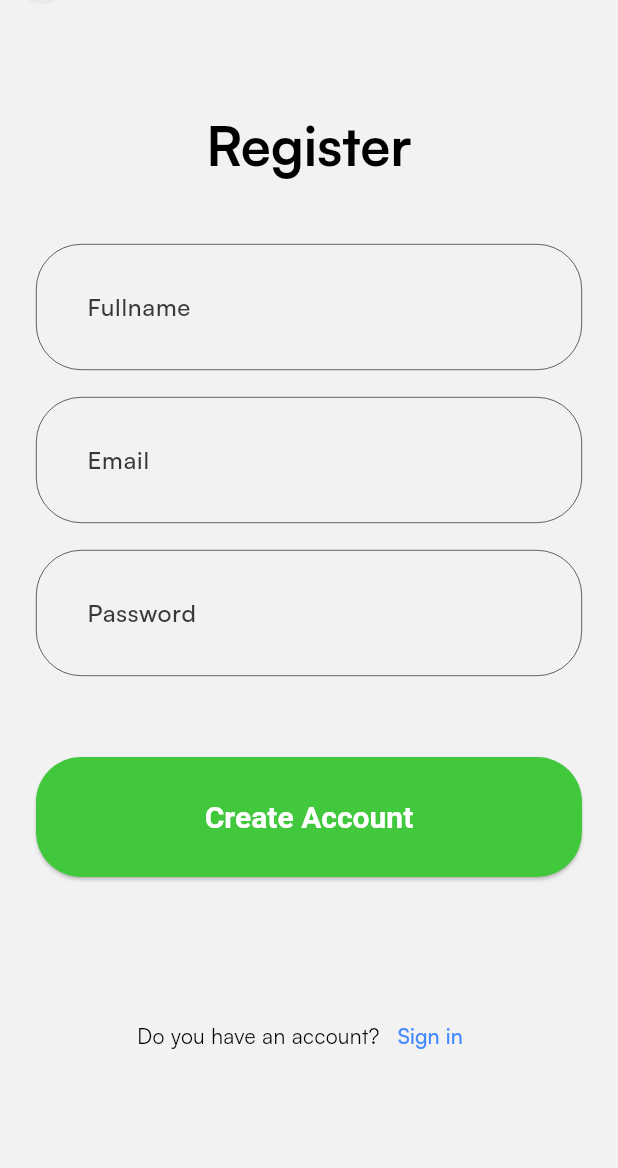
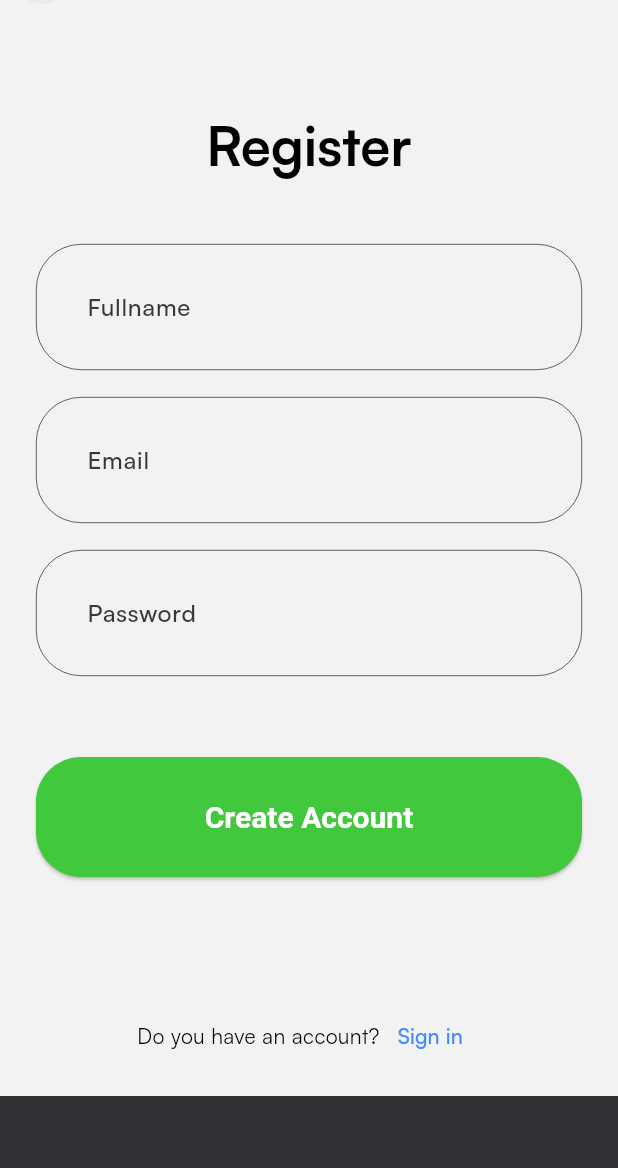
Before and after one commit to virturio/music_player, a Flutter app: the SignupPage screen opened directly, after a tap on "Create Account", on a phone screen of 412 x 824 dp, the part 68-1236 px from its top. Run offline on Flutter 3.47's test engine with Material 3 defaults, Android fonts, the phone set to English and light mode, and no system bars; our stand-ins replace dartz, firebase_auth, firebase_core, flutter_bloc, flutter_svg, get_it and 1 more; accounts and stored records are empty; network calls fail.

Commit message:
create signup business logic

```diff
--- /dev/null
+++ b/lib/core/usecase/usecase.dart
@@ -0,0 +1,3 @@
+abstract class UseCase<T, P> {
+  Future<T> call({required P params});
+}
--- /dev/null
+++ b/lib/data/models/auth/create_user_req.dart
@@ -0,0 +1,11 @@
+class CreateUserRequest {
+  final String fullname;
+  final String email;
+  final String password;
+
+  const CreateUserRequest({
+    required this.fullname,
+    required this.email,
+    required this.password,
+  });
+}
--- /dev/null
+++ b/lib/data/sources/auth/auth_firebase_service.dart
@@ -0,0 +1,37 @@
+import 'package:dartz/dartz.dart';
+import 'package:firebase_auth/firebase_auth.dart';
+import 'package:music_player/data/models/auth/create_user_req.dart';
+
+abstract class AuthFirebaseService {
+  Future<void> signin();
+  Future<Either> signup(CreateUserRequest request);
+}
+
+class AuthFirebaseServiceImpl extends AuthFirebaseService {
+  final FirebaseAuth _firebaseAuth = FirebaseAuth.instance;
+
+  @override
+  Future<void> signin() async {
+    try {} on FirebaseAuthException catch (e) {}
+  }
+
+  @override
+  Future<Either> signup(CreateUserRequest request) async {
+    try {
+      await _firebaseAuth.createUserWithEmailAndPassword(
+        email: request.email,
+        password: request.password,
+      );
+
+      return const Right('Signup was successful');
+    } on FirebaseAuthException catch (e) {
+      final String message = switch (e.code) {
+        'weak-password' => "The password provided is to weak",
+        'email-already-in-use' => "Email already exist",
+        _ => ''
+      };
+
+      return Left(message);
+    }
+  }
+}
--- /dev/null
+++ b/lib/domain/repositories/auth.dart
@@ -0,0 +1,7 @@
+import 'package:dartz/dartz.dart';
+import 'package:music_player/data/models/auth/create_user_req.dart';
+
+abstract class AuthRepository {
+  Future<void> signin();
+  Future<Either> signup(CreateUserRequest request);
+}
--- /dev/null
+++ b/lib/domain/usecases/signup_usecase.dart
@@ -0,0 +1,17 @@
+import 'package:dartz/dartz.dart';
+import 'package:music_player/core/usecase/usecase.dart';
+import 'package:music_player/data/models/auth/create_user_req.dart';
+import 'package:music_player/domain/repositories/auth.dart';
+import 'package:music_player/service_locator.dart';
+
+class SignupUseCase extends UseCase<Either, CreateUserRequest> {
+  SignupUseCase({AuthRepository? authRepository})
+      : _authRepository = authRepository ?? sl.get<AuthRepository>();
+
+  final AuthRepository _authRepository;
+
+  @override
+  Future<Either> call({required CreateUserRequest params}) async {
+    return await _authRepository.signup(params);
+  }
+}
--- a/lib/main.dart
+++ b/lib/main.dart
@@ -6,6 +6,7 @@ import 'package:music_player/firebase_options.dart';
 import 'package:music_player/presentation/choose_mode/bloc/theme_qubit.dart';
 import 'package:hydrated_bloc/hydrated_bloc.dart';
 import 'package:music_player/presentation/splash/pages/splash.dart';
+import 'package:music_player/service_locator.dart';
 import 'package:path_provider/path_provider.dart';
 import 'package:flutter_bloc/flutter_bloc.dart';
 
@@ -16,9 +17,13 @@ Future<void> main() async {
         ? HydratedStorage.webStorageDirectory
         : await getApplicationDocumentsDirectory(),
   );
+
   await Firebase.initializeApp(
     options: DefaultFirebaseOptions.currentPlatform,
   );
+
+  await initializeDependencies();
+
   runApp(const MainApp());
 }
 
--- a/lib/presentation/auth/pages/signup.dart
+++ b/lib/presentation/auth/pages/signup.dart
@@ -4,14 +4,37 @@ import 'package:music_player/common/utils/utils.dart';
 import 'package:music_player/common/widgets/basic_app_bar.dart';
 import 'package:music_player/common/widgets/basic_app_button.dart';
 import 'package:music_player/core/config/assets/app_assets.dart';
+import 'package:music_player/data/models/auth/create_user_req.dart';
+import 'package:music_player/domain/usecases/signup_usecase.dart';
 import 'package:music_player/presentation/auth/pages/signin.dart';
+import 'package:music_player/presentation/root/pages/root.dart';
+import 'package:music_player/service_locator.dart';
 
-class SignupPage extends StatelessWidget {
+class SignupPage extends StatefulWidget {
   const SignupPage({super.key});
+
+  @override
+  State<SignupPage> createState() => _SignupPageState();
+}
+
+class _SignupPageState extends State<SignupPage> {
+  final TextEditingController _fullnameController = TextEditingController();
+  final TextEditingController _emailController = TextEditingController();
+  final TextEditingController _passwordController = TextEditingController();
 
   @override
   Widget build(BuildContext context) {
     bool isDarkMode = context.isDarkMode;
+    TextStyle? headingTextStyle = Theme.of(context).textTheme.displaySmall;
+
+    Widget headingText = Text(
+      textAlign: TextAlign.center,
+      "Register",
+      style: headingTextStyle?.copyWith(
+        color: isDarkMode ? Colors.white : Colors.black,
+        fontWeight: FontWeight.bold,
+      ),
+    );
 
     void goToSigninPage() {
       Navigator.pushReplacement(
@@ -19,6 +42,34 @@ class SignupPage extends StatelessWidget {
         MaterialPageRoute(
           builder: (_) => const SigninPage(),
         ),
+      );
+    }
+
+    void goToRootPage() {
+      Navigator.pushAndRemoveUntil(
+        context,
+        MaterialPageRoute(
+          builder: (_) => const RootPage(),
+        ),
+        (route) => false,
+      );
+    }
+
+    void signUp() async {
+      final result = await sl.get<SignupUseCase>().call(
+            params: CreateUserRequest(
+              fullname: _fullnameController.text,
+              email: _emailController.text,
+              password: _passwordController.text,
+            ),
+          );
+
+      result.fold(
+        (l) {
+          final snackBar = SnackBar(content: Text(l));
+          ScaffoldMessenger.of(context).showSnackBar(snackBar);
+        },
+        (r) => goToRootPage(),
       );
     }
 
@@ -37,24 +88,31 @@ class SignupPage extends StatelessWidget {
         ),
         child: Column(
           children: [
-            const AuthHeaderText(
-              title: "Register",
-            ),
+            headingText,
             const SizedBox(height: 44),
-            const BasicAppTextField(
-              hintText: "Fullname",
+            TextField(
+              controller: _fullnameController,
+              decoration: const InputDecoration(
+                hintText: "Fullname",
+              ),
             ),
             const SizedBox(height: 18),
-            const BasicAppTextField(
-              hintText: "Email",
+            TextField(
+              controller: _emailController,
+              decoration: const InputDecoration(
+                hintText: "Email",
+              ),
             ),
             const SizedBox(height: 18),
-            const BasicAppTextField(
-              hintText: "Password",
+            TextField(
               obscureText: true,
+              controller: _passwordController,
+              decoration: const InputDecoration(
+                hintText: "Password",
+              ),
             ),
             const SizedBox(height: 54),
-            BasicAppButton(title: "Create Account", onPressed: () {}),
+            BasicAppButton(title: "Create Account", onPressed: signUp),
             const Spacer(),
             Row(
               mainAxisAlignment: MainAxisAlignment.center,
@@ -82,45 +140,3 @@ class SignupPage extends StatelessWidget {
     );
   }
 }
-
-class BasicAppTextField extends StatelessWidget {
-  const BasicAppTextField({
-    super.key,
-    required this.hintText,
-    this.obscureText = false,
-  });
-
-  final String hintText;
-  final bool obscureText;
-
-  @override
-  Widget build(BuildContext context) {
-    return TextField(
-      obscureText: obscureText,
-      decoration: InputDecoration(
-        hintText: hintText,
-      ),
-    );
-  }
-}
-
-class AuthHeaderText extends StatelessWidget {
-  const AuthHeaderText({super.key, required this.title});
-
-  final String title;
-
-  @override
-  Widget build(BuildContext context) {
-    TextStyle? style = Theme.of(context).textTheme.displaySmall;
-    bool isDarkMode = context.isDarkMode;
-
-    return Text(
-      textAlign: TextAlign.center,
-      title,
-      style: style?.copyWith(
-        color: isDarkMode ? Colors.white : Colors.black,
-        fontWeight: FontWeight.bold,
-      ),
-    );
-  }
-}
--- a/pubspec.yaml
+++ b/pubspec.yaml
@@ -14,6 +14,9 @@ dependencies:
   flutter_bloc: ^8.1.6
   path_provider: ^2.1.4
   firebase_core: ^3.4.1
+  firebase_auth: ^5.2.1
+  get_it: ^7.7.0
+  dartz: ^0.10.1
 
 dev_dependencies:
   flutter_test:
```
Also changed, not shown: lib/data/repositories/auth/auth_repository_impl.dart (added, +22 -0 lines), lib/domain/entities/user.dart (added, +11 -0 lines), lib/presentation/root/pages/root.dart (added, +15 -0 lines), lib/service_locator.dart (added, +13 -0 lines), pubspec.lock.
